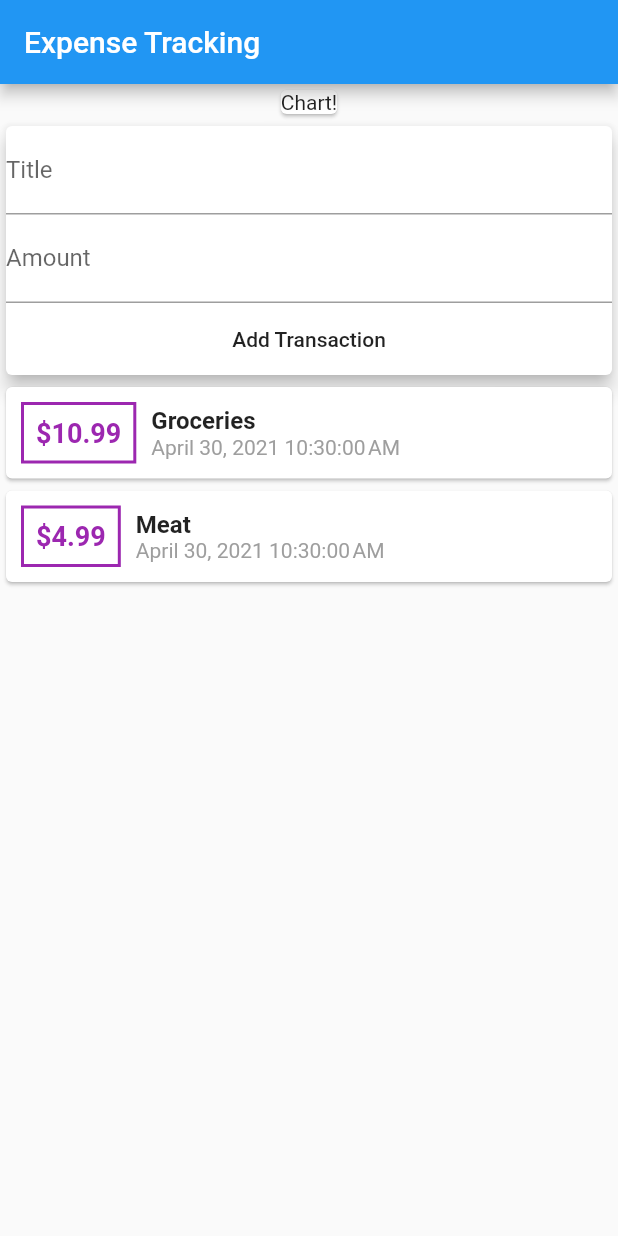
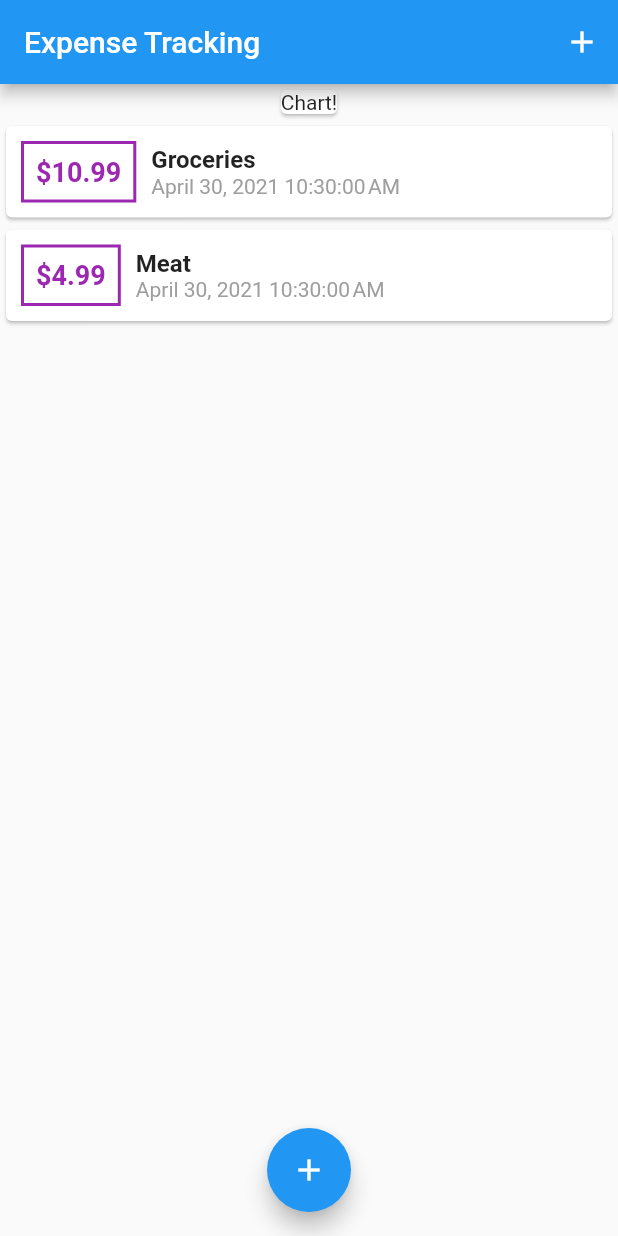
Before and after one commit to berkininceoglu/flutter-course, a Flutter app: the screen it shows after launch, on a phone screen of 412 x 824 dp. Run offline on Flutter 3.47's test engine with Material 2 defaults, Android fonts, the phone set to English and light mode, and no system bars.

Commit message:
modal for adding new transaction

```diff
--- a/exercises/expense_tracking/lib/main.dart
+++ b/exercises/expense_tracking/lib/main.dart
@@ -1,8 +1,7 @@
-import 'package:expense_tracking/widgets/user_transactions.dart';
-
 import './widgets/new_transaction.dart';
 import './widgets/transaction_list.dart';
 import 'package:flutter/material.dart';
+import './models/transaction.dart';
 
 void main() {
   runApp(MyApp());
@@ -22,12 +21,59 @@ class MyApp extends StatelessWidget {
   }
 }
 
-class MyHomePage extends StatelessWidget {
+class MyHomePage extends StatefulWidget {
+  @override
+  _MyHomePageState createState() => _MyHomePageState();
+}
+
+class _MyHomePageState extends State<MyHomePage> {
+  final List<Transaction> _userTransactions = [
+    Transaction(
+      id: "1",
+      title: "Groceries",
+      amount: 10.99,
+      date: DateTime.now(),
+    ),
+    Transaction(
+      id: "2",
+      title: "Meat",
+      amount: 4.99,
+      date: DateTime.now(),
+    )
+  ];
+
+  void _addNewTransaction(String title, double amount) {
+    final newTx = Transaction(
+        title: title, amount: amount, date: DateTime.now(), id: "xx");
+    setState(() {
+      _userTransactions.add(newTx);
+    });
+  }
+
+  void _showAddNewTransaction(BuildContext ctx) {
+    showModalBottomSheet(
+      context: ctx,
+      builder: (_) {
+        return GestureDetector(
+          onTap: () {},
+          child: NewTransaction(_addNewTransaction),
+          behavior: HitTestBehavior.opaque,
+        );
+      },
+    );
+  }
+
   @override
   Widget build(BuildContext context) {
     return Scaffold(
       appBar: AppBar(
         title: Text("Expense Tracking"),
+        actions: [
+          IconButton(
+            icon: Icon(Icons.add),
+            onPressed: () => _showAddNewTransaction(context),
+          )
+        ],
       ),
       body: SingleChildScrollView(
         child: Column(
@@ -37,9 +83,14 @@ class MyHomePage extends StatelessWidget {
                 child: Text("Chart!"),
               ),
             ),
-            UserTransactions(),
+            TransactionList(_userTransactions),
           ],
         ),
+      ),
+      floatingActionButtonLocation: FloatingActionButtonLocation.centerFloat,
+      floatingActionButton: FloatingActionButton(
+        child: Icon(Icons.add),
+        onPressed: () => _showAddNewTransaction(context),
       ),
     );
   }
--- a/exercises/expense_tracking/lib/widgets/user_transactions.dart
+++ /dev/null
@@ -1,44 +0,0 @@
-import 'package:flutter/material.dart';
-import './new_transaction.dart';
-import './transaction_list.dart';
-import '../models/transaction.dart';
-
-class UserTransactions extends StatefulWidget {
-  @override
-  _UserTransactionsState createState() => _UserTransactionsState();
-}
-
-class _UserTransactionsState extends State<UserTransactions> {
-  final List<Transaction> _userTransactions = [
-    Transaction(
-      id: "1",
-      title: "Groceries",
-      amount: 10.99,
-      date: DateTime.now(),
-    ),
-    Transaction(
-      id: "2",
-      title: "Meat",
-      amount: 4.99,
-      date: DateTime.now(),
-    )
-  ];
-
-  void _addNewTransaction(String title, double amount) {
-    final newTx = Transaction(
-        title: title, amount: amount, date: DateTime.now(), id: "xx");
-    setState(() {
-      _userTransactions.add(newTx);
-    });
-  }
-
-  @override
-  Widget build(BuildContext context) {
-    return Column(
-      children: [
-        NewTransaction(_addNewTransaction),
-        TransactionList(_userTransactions),
-      ],
-    );
-  }
-}
```
